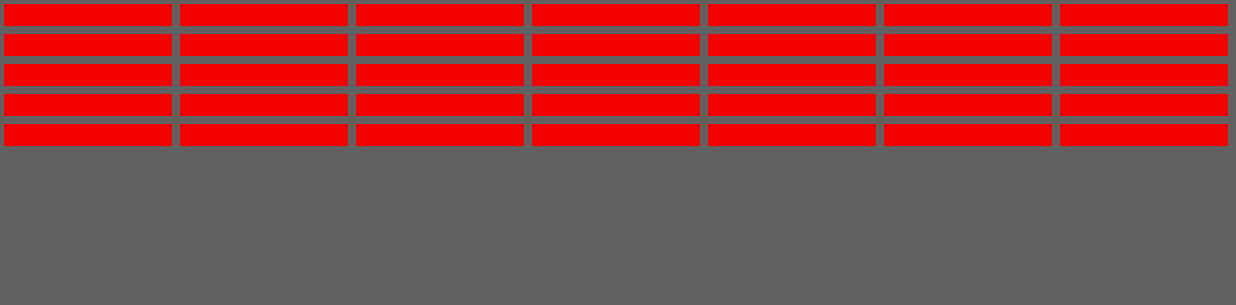
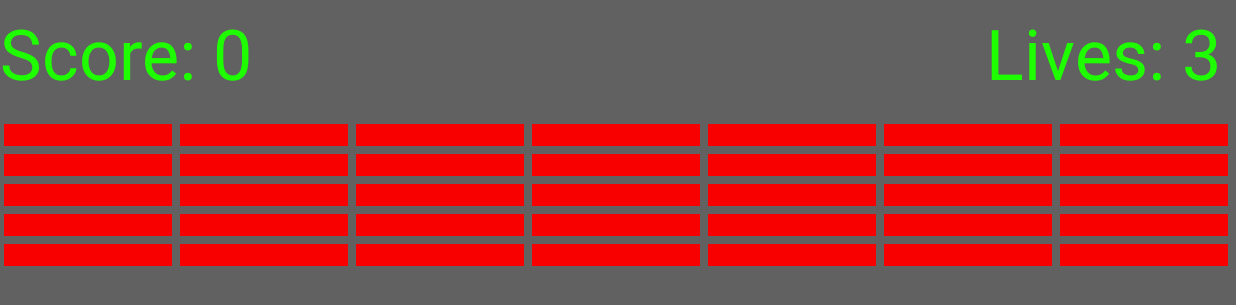
Before and after one commit to zrelie/Arkanoid, an Android app: the screen it shows after launch (MainActivity), on a phone screen of 824 x 412 dp (held sideways). Shown: the top 305 px of the screen. Run offline under Robolectric (Android 15) with nearby library versions, the phone set to English and light mode, and no system bars.

Commit message:
bricks are good

```diff
--- a/app/src/main/java/com/example/elie/targil_2/Brick.java
+++ b/app/src/main/java/com/example/elie/targil_2/Brick.java
@@ -20,8 +20,7 @@ public class Brick {
 
         int padding = 4;
 
-        rect = new RectF(column * width + padding, row * height + padding, column * width + width - padding, row * height
-                + height - padding);
+        rect = new RectF(column * width + padding, (row * height)+120 + padding, column * width + width - padding, (row * height)+120 + height - padding);
     }
 
     public RectF getRect(){
--- a/app/src/main/java/com/example/elie/targil_2/BrickCollection.java
+++ b/app/src/main/java/com/example/elie/targil_2/BrickCollection.java
@@ -18,7 +18,7 @@ public class BrickCollection extends View {
         MyBricks = new Brick[ROWS][COLS];
         for(int i = 0; i < ROWS; i++){
             for(int j = 0; j <COLS;j++)
-                MyBricks[i][j] = new Brick(i,j,screen_W/COLS, ((screen_H/4)/ROWS));
+                MyBricks[i][j] = new Brick(i,j,screen_W/COLS, (screen_H/4)/ROWS);
         }
 
     }
--- a/app/src/main/java/com/example/elie/targil_2/GameView.java
+++ b/app/src/main/java/com/example/elie/targil_2/GameView.java
@@ -17,6 +17,8 @@ public class GameView extends View {
     private Paint ballPen;
     private Paint textPen;
     private Paint brickPen;
+    private int Score;
+    private int Lives;
 
     private Brick b1;
     private int screenWidth = (((Activity)getContext()).getWindowManager().getDefaultDisplay()).getWidth();
@@ -30,8 +32,8 @@ public class GameView extends View {
         ballPen = new Paint();
         textPen = new Paint();
         brickPen = new Paint();
-
-
+        Score = 0;
+        Lives = 3;
     }
 
 
@@ -42,6 +44,10 @@ public class GameView extends View {
 
         canvas.drawColor(getResources().getColor(R.color.background));
         brickPen.setColor(getResources().getColor(R.color.bricksColor));
+        textPen.setColor(getResources().getColor(R.color.colorPrimary));
+        textPen.setTextSize(70);
+        canvas.drawText("Score: " +  Integer.toString(Score),0,80,textPen);
+        canvas.drawText("Lives: " +  Integer.toString(Lives),screenWidth-250,80,textPen);
         for(int i = 0; i < TheBricksCollection.getROWS(); i++)
             for(int j = 0; j < TheBricksCollection.getCOLS(); j++)
                 canvas.drawRect(TheBricksCollection.getMyBricks()[i][j].getRect(),brickPen);
--- a/app/src/main/res/values/colors.xml
+++ b/app/src/main/res/values/colors.xml
@@ -1,6 +1,6 @@
 <?xml version="1.0" encoding="utf-8"?>
 <resources>
-    <color name="colorPrimary">#008577</color>
+    <color name="colorPrimary">#1eff00</color>
     <color name="colorPrimaryDark">#00574B</color>
     <color name="colorAccent">#D81B60</color>
     <color name="background">#616161</color>
```
